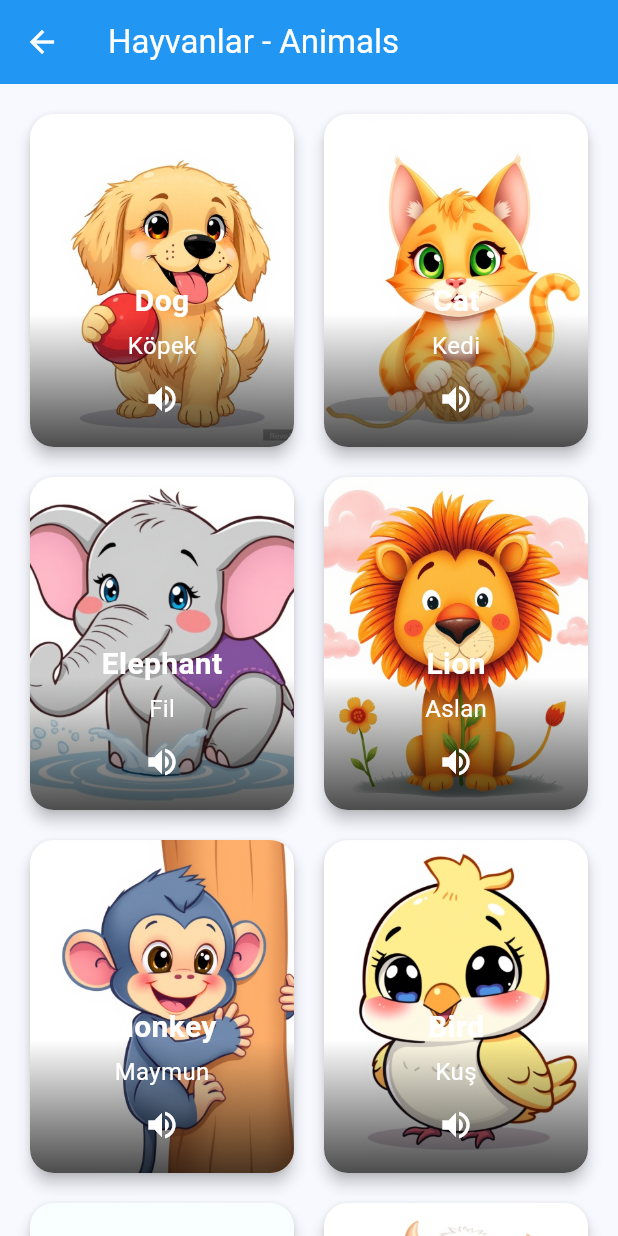
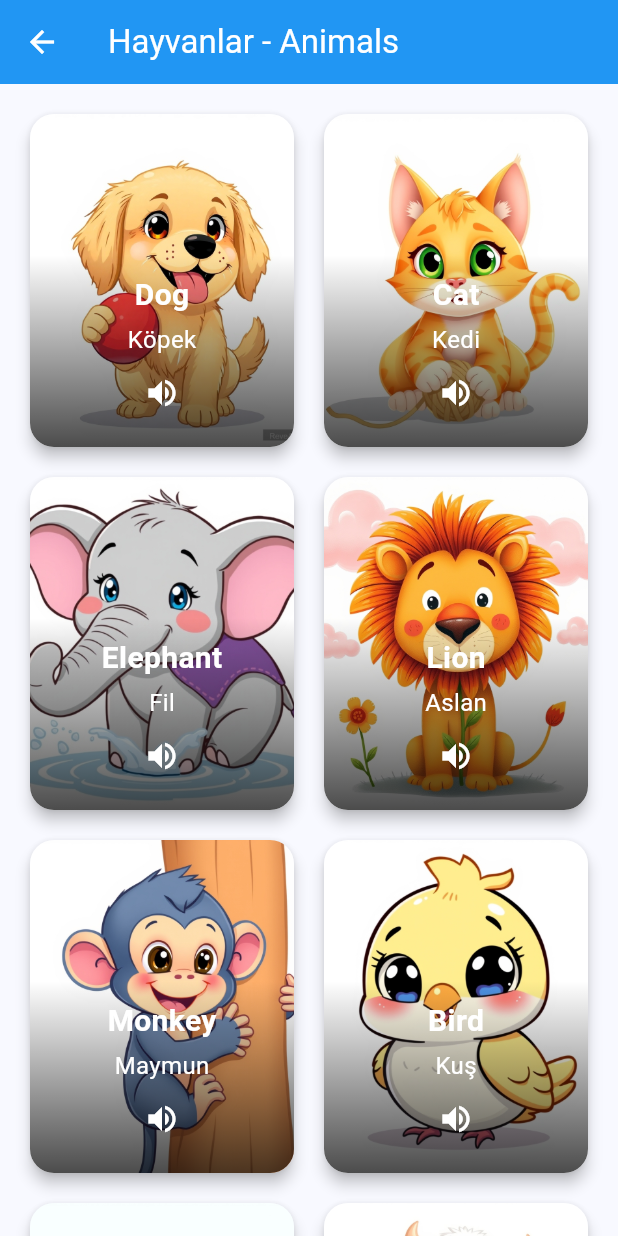
Before and after one commit to ozgurov/ingilizce, a Flutter app: the AnimalsPage screen opened directly, on a phone screen of 412 x 824 dp. Run offline on Flutter 3.47's test engine with Material 3 defaults, Android fonts, the phone set to English and light mode, and no system bars; our stand-ins replace flutter_tts; Roboto replaces fonts that are missing (Comic Sans MS).

Commit message:
İlk sürüm: AtxKids İngilizce öğrenme uygulaması

```diff
--- a/lib/animals_page.dart
+++ b/lib/animals_page.dart
@@ -98,23 +98,36 @@ class AnimalsPage extends StatelessWidget {
                 _playAnimalSound(animal['name'] as String);
               },
               borderRadius: BorderRadius.circular(16),
-              child: Container(
-                decoration: BoxDecoration(
+              child: Stack(
+                fit: StackFit.expand,
+                children: [
+                  // Hayvan görseli tüm karta yayılacak
+                  ClipRRect(
                     borderRadius: BorderRadius.circular(16),
-                  image: DecorationImage(
-                    image: AssetImage(
-                      'assets/images/animals/${animal['name'].toString().toLowerCase()}.png',
+                    child: Image.asset(
+                      animal['imageAsset'] as String,
+                      fit: BoxFit.cover,
+                      errorBuilder: (context, error, stackTrace) {
+                        // Hata durumunda simge göster
+                        return Container(
+                          color: Theme.of(context).colorScheme.primary.withOpacity(0.1),
+                          child: Icon(
+                            Icons.pets,
+                            size: 60,
+                            color: Theme.of(context).colorScheme.primary,
                           ),
-                    fit: BoxFit.cover,
-                    onError: (exception, stackTrace) {
-                      // Hata durumunda null döndürerek Container'ın arka plan rengini kullanmasını sağla
-                      return null;
+                        );
                       },
                     ),
                   ),
+                  // Alt kısımda şeffaf gradient ve metin
+                  Positioned(
+                    left: 0,
+                    right: 0,
+                    bottom: 0,
                     child: Container(
                       decoration: BoxDecoration(
-                    borderRadius: BorderRadius.circular(16),
+                        borderRadius: const BorderRadius.vertical(bottom: Radius.circular(16)),
                         gradient: LinearGradient(
                           begin: Alignment.topCenter,
                           end: Alignment.bottomCenter,
@@ -122,11 +135,11 @@ class AnimalsPage extends StatelessWidget {
                             Colors.transparent,
                             Colors.black.withOpacity(0.7),
                           ],
-                      stops: const [0.6, 1.0],
                         ),
                       ),
+                      padding: const EdgeInsets.all(12.0),
                       child: Column(
-                    mainAxisAlignment: MainAxisAlignment.end,
+                        mainAxisSize: MainAxisSize.min,
                         children: [
                           Text(
                             animal['name'] as String,
@@ -151,10 +164,11 @@ class AnimalsPage extends StatelessWidget {
                               _playAnimalSound(animal['name'] as String);
                             },
                           ),
-                      const SizedBox(height: 8),
                         ],
                       ),
                     ),
+                  ),
+                ],
               ),
             ),
           );
@@ -167,7 +181,7 @@ class AnimalsPage extends StatelessWidget {
   void _playAnimalSound(String animalName) async {
     // TTS servisini kullanarak hayvan adını seslendir
     final tts = TTSService();
-    await tts.speakEnglish(animalName);
+    await tts.speak(animalName);
 
     print('$animalName sesini TTS ile çal');
   }
--- a/lib/main.dart
+++ b/lib/main.dart
@@ -17,7 +17,7 @@ class ChildrenEnglishApp extends StatelessWidget {
   @override
   Widget build(BuildContext context) {
     return MaterialApp(
-      title: 'Çocuklar İçin İngilizce',
+      title: 'AtxKids',
       debugShowCheckedModeBanner: false,
       theme: ThemeData(
         colorScheme: ColorScheme.fromSeed(
@@ -53,7 +53,7 @@ class _HomePageState extends State<HomePage> {
   Widget build(BuildContext context) {
     return Scaffold(
       appBar: AppBar(
-        title: const Text('Eğlenceli İngilizce'),
+        title: const Text('AtxKids'),
         backgroundColor: Theme.of(context).colorScheme.primary,
         foregroundColor: Colors.white,
       ),
```
Also changed, not shown: lib/colors_page.dart (+52 -22 lines), lib/numbers_page.dart (+65 -24 lines), pubspec.yaml (+21 -5 lines), app_logo.png (added), assets/logo/app_logo.png (added), assets/logo/app_logo_foreground.png (added), lib/games/matching_game.dart (line endings or trailing spaces), lib/games/memory_game.dart (line endings or trailing spaces), lib/games/sound_game.dart (line endings or trailing spaces), lib/services/tts_service.dart (line endings or trailing spaces), pubspec.lock, 49 other files. Lines whose indentation alone changed are shown as unchanged.
